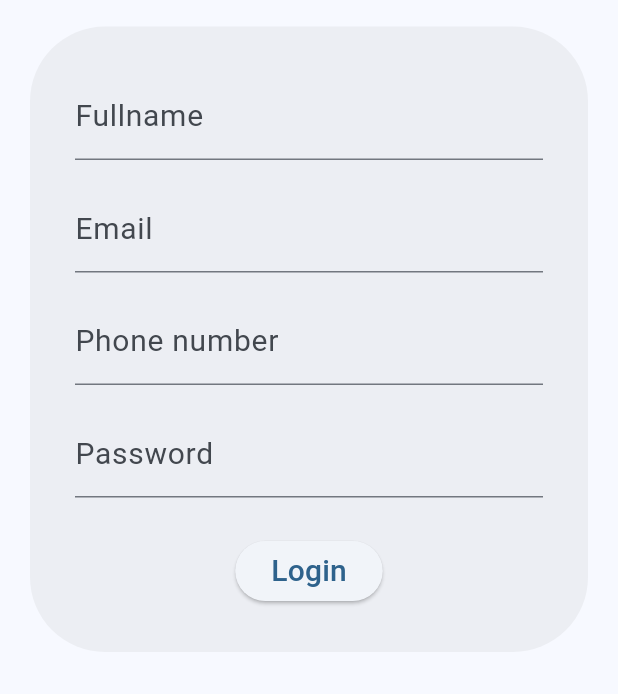
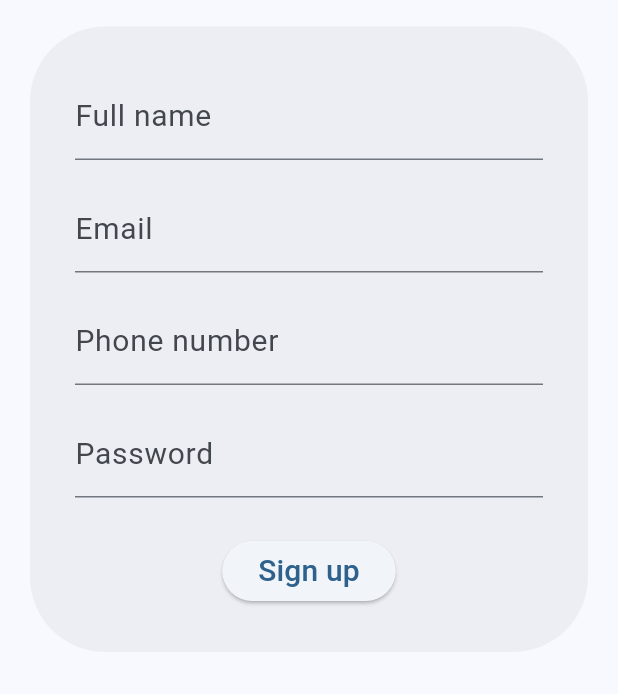
Before and after one commit to findflow-app/flutter_mobile_app, a Flutter app: the SignupScreen screen opened directly, on a phone screen of 412 x 824 dp. Shown: the part 350-1044 px from the top of the screen. Run offline on Flutter 3.47's test engine with Material 3 defaults, Android fonts, the light colour scheme and no system bars; our stand-ins replace dio, flutter_blue_plus, flutter_riverpod, flutter_secure_storage, freezed_annotation, permission_handler; missing offline and left inert: flutter_foreground_task; accounts and stored records are empty.

Commit message:
Corrected (or made) some spelling mistakes

```diff
--- a/lib/login_page/login_page.dart
+++ b/lib/login_page/login_page.dart
@@ -115,7 +115,7 @@ class _LoginScreenState extends ConsumerState<LoginScreen> {
                           const SizedBox(height: 16),
                           ElevatedButton(
                             onPressed: handleLogin,
-                            child: const Text('Login',
+                            child: const Text('Log in',
                                 style: TextStyle(fontSize: 20)),
                           ),
                         ],
--- a/lib/login_page/sign_up_page.dart
+++ b/lib/login_page/sign_up_page.dart
@@ -76,7 +76,7 @@ class _SignupScreenState extends ConsumerState<SignupScreen> {
                           TextField(
                             controller: _fullnameController,
                             decoration: const InputDecoration(
-                              labelText: 'Fullname',
+                              labelText: 'Full name',
                               labelStyle: TextStyle(fontSize: 20),
                             ),
                           ),
@@ -108,7 +108,7 @@ class _SignupScreenState extends ConsumerState<SignupScreen> {
                           const SizedBox(height: 25),
                           ElevatedButton(
                             onPressed: handleSignup,
-                            child: const Text('Login',
+                            child: const Text('Sign up',
                                 style: TextStyle(fontSize: 20)),
                           ),
                         ],
```
